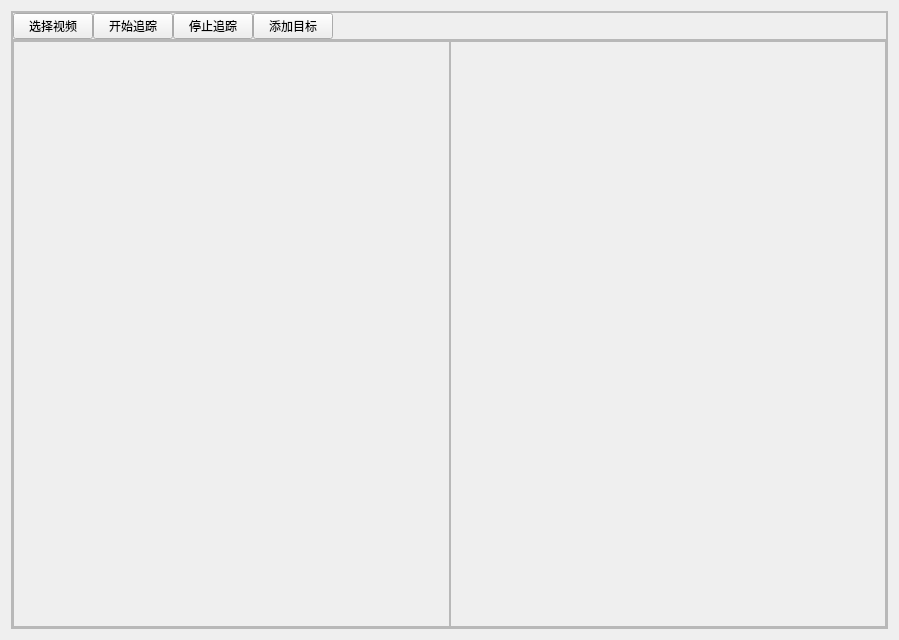
The window that ui/depth_estimation.ui (claudehotline/pyside6-video-player) describes before a commit, drawn with Qt 5.
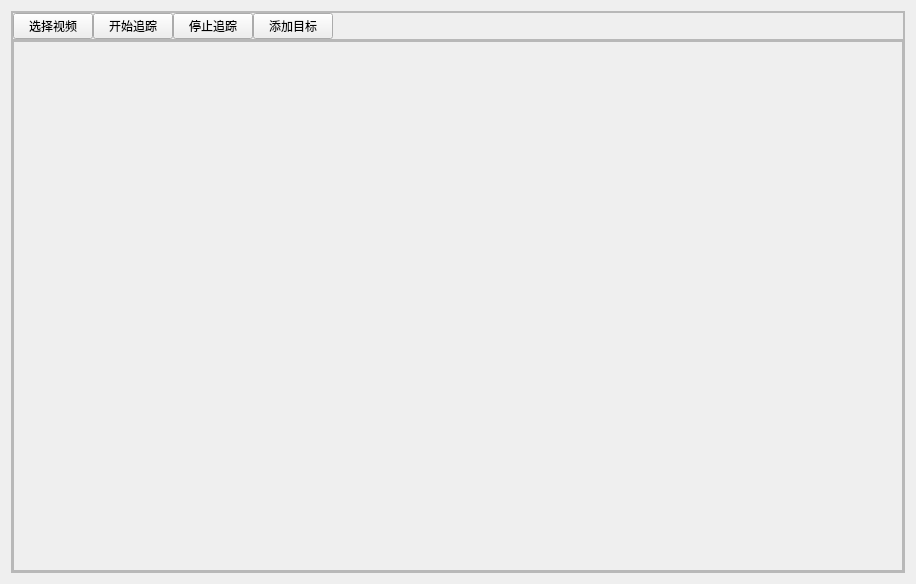
The same window after the commit.

The edit to the form file:
```diff
--- a/ui/depth_estimation.ui
+++ b/ui/depth_estimation.ui
@@ -6,8 +6,8 @@
    <rect>
     <x>0</x>
     <y>0</y>
-    <width>899</width>
-    <height>640</height>
+    <width>916</width>
+    <height>584</height>
    </rect>
   </property>
   <property name="windowTitle">
@@ -126,7 +126,7 @@
         <property name="frameShadow">
          <enum>QFrame::Raised</enum>
         </property>
-        <layout class="QHBoxLayout" name="horizontalLayout_3" stretch="0,0">
+        <layout class="QHBoxLayout" name="horizontalLayout_3" stretch="1">
          <property name="spacing">
           <number>0</number>
          </property>
@@ -152,19 +152,6 @@
            </property>
           </widget>
          </item>
-         <item>
-          <widget class="QFrame" name="frame_5">
-           <property name="frameShape">
-            <enum>QFrame::StyledPanel</enum>
-           </property>
-           <property name="frameShadow">
-            <enum>QFrame::Raised</enum>
-           </property>
-           <property name="midLineWidth">
-            <number>0</number>
-           </property>
-          </widget>
-         </item>
         </layout>
        </widget>
       </item>
```
